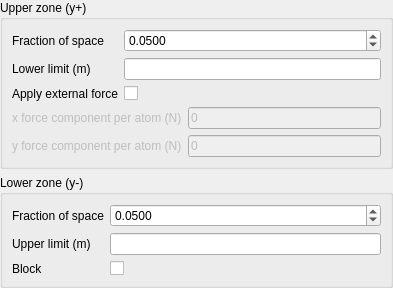
First picture: the form in moldyn/ui/qt/define_external_forces.ui, repository open-moldyn/moldyn, before the edit.
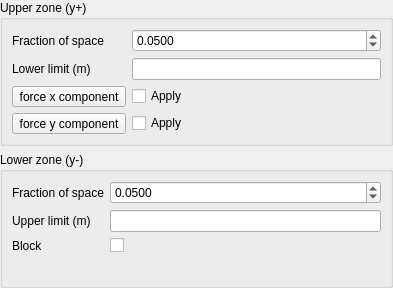
Second picture: the form after the edit.

Commit message: rampes de force

Diff of the .ui file:
```diff
--- a/moldyn/ui/qt/define_external_forces.ui
+++ b/moldyn/ui/qt/define_external_forces.ui
@@ -28,8 +28,6 @@
      <property name="title">
       <string>Upper zone (y+)</string>
      </property>
-     <layout class="QVBoxLayout" name="verticalLayout_2">
-      <item>
        <layout class="QFormLayout" name="formLayout">
         <item row="0" column="0">
          <widget class="QLabel" name="fractionOfSpaceLabel">
@@ -65,64 +63,31 @@
          <widget class="QLineEdit" name="lowerLimitMLineEdit"/>
         </item>
         <item row="2" column="0">
-         <widget class="QLabel" name="applyExternalForceLabel">
+       <widget class="QToolButton" name="xUpBtn">
           <property name="text">
-           <string>Apply external force</string>
+         <string>force x component</string>
           </property>
          </widget>
         </item>
         <item row="2" column="1">
-         <widget class="QCheckBox" name="applyExternalForceCheckBox"/>
-        </item>
-       </layout>
-      </item>
-      <item>
-       <widget class="QWidget" name="up_components" native="true">
-        <property name="enabled">
-         <bool>false</bool>
-        </property>
-        <layout class="QFormLayout" name="formLayout_3">
-         <property name="leftMargin">
-          <number>0</number>
-         </property>
-         <property name="topMargin">
-          <number>0</number>
-         </property>
-         <property name="rightMargin">
-          <number>0</number>
-         </property>
-         <property name="bottomMargin">
-          <number>0</number>
-         </property>
-         <item row="0" column="0">
-          <widget class="QLabel" name="xForceComponentPerAtomNLabel">
+       <widget class="QCheckBox" name="applyXUp">
            <property name="text">
-            <string>x force component per atom (N)</string>
+         <string>Apply</string>
            </property>
           </widget>
          </item>
-         <item row="2" column="0">
-          <widget class="QLabel" name="yForceComponentPerAtomNLabel">
+      <item row="3" column="0">
+       <widget class="QToolButton" name="yUpBtn">
            <property name="text">
-            <string>y force component per atom (N)</string>
+         <string>force y component</string>
            </property>
           </widget>
          </item>
-         <item row="0" column="1">
-          <widget class="QLineEdit" name="xForceComponentPerAtomNLineEdit">
+      <item row="3" column="1">
+       <widget class="QCheckBox" name="applyYUp">
            <property name="text">
-            <string>0</string>
-           </property>
-          </widget>
-         </item>
-         <item row="2" column="1">
-          <widget class="QLineEdit" name="yForceComponentPerAtomNLineEdit">
-           <property name="text">
-            <string>0</string>
-           </property>
-          </widget>
-         </item>
-        </layout>
+         <string>Apply</string>
+        </property>
        </widget>
       </item>
      </layout>
```
Lines whose indentation alone changed are shown as unchanged. The commit also changes 11 other files.
